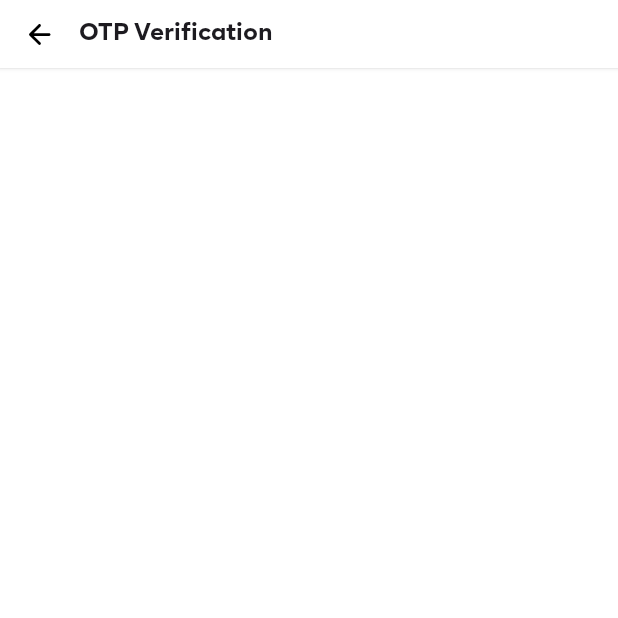
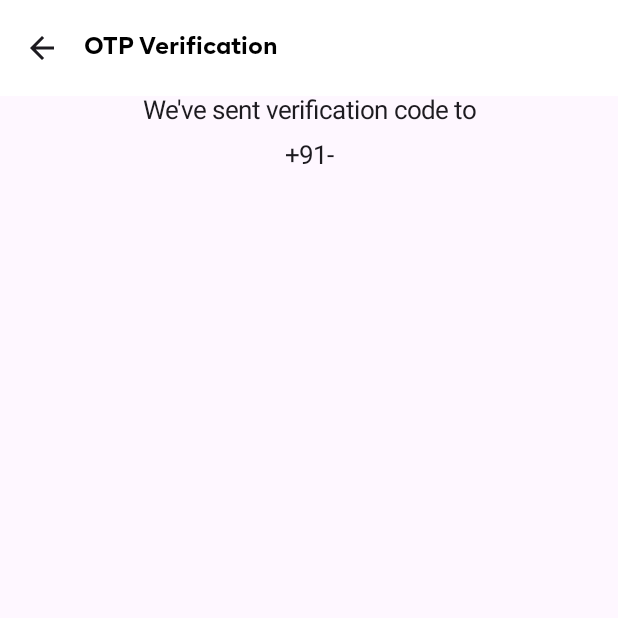
Before and after one commit to bypriyan/ToGo-Cart-Pro, an Android app built with Jetpack Compose: the LoginActivity screen opened directly, with no data from a screen before it, after a tap on "Send OTP", on a phone screen of 412 x 824 dp, the top half of it. Run offline under Robolectric (Android 15) with nearby library versions, the phone set to English and light mode, and no system bars.

```diff
--- /dev/null
+++ b/app/src/main/java/com/bypriyan/togocartpro/jetpack/TopAppBar.kt
@@ -0,0 +1,63 @@
+package com.bypriyan.togocartpro.jetpack
+
+import android.content.Context
+import androidx.compose.foundation.layout.Column
+import androidx.compose.foundation.layout.Spacer
+import androidx.compose.foundation.layout.height
+import androidx.compose.material.icons.Icons
+import androidx.compose.material.icons.automirrored.filled.ArrowBack
+import androidx.compose.material3.ExperimentalMaterial3Api
+import androidx.compose.material3.Icon
+import androidx.compose.material3.IconButton
+import androidx.compose.material3.Scaffold
+import androidx.compose.material3.SmallTopAppBar
+import androidx.compose.material3.Text
+import androidx.compose.material3.TopAppBarDefaults
+import androidx.compose.material3.rememberTopAppBarState
+import androidx.compose.runtime.Composable
+import androidx.compose.ui.Alignment
+import androidx.compose.ui.Modifier
+import androidx.compose.ui.res.colorResource
+import androidx.compose.ui.text.font.Font
+import androidx.compose.ui.text.font.FontFamily
+import androidx.compose.ui.text.style.TextOverflow
+import androidx.compose.ui.unit.dp
+import androidx.compose.ui.unit.sp
+import com.bypriyan.togocartpro.R
+
+@OptIn(ExperimentalMaterial3Api::class)
+@Composable
+fun topAppBar(title: String, onBackpressedListner:()->Unit) {
+    Scaffold(
+        topBar = {
+            SmallTopAppBar(
+                colors = TopAppBarDefaults.topAppBarColors(
+                    containerColor = colorResource(id = R.color.white),
+                    titleContentColor = colorResource(id = R.color.black),
+                ),
+                title = {
+                    Text(
+                        title,
+                        maxLines = 1,
+                        overflow = TextOverflow.Ellipsis,
+                        fontSize = 16.sp,
+                        fontFamily = FontFamily(
+                            Font(R.font.bold),
+                        )
+                    )
+                },
+                navigationIcon = {
+                    IconButton(onClick =
+                       onBackpressedListner
+                    ) {
+                        Icon(
+                            imageVector = Icons.AutoMirrored.Filled.ArrowBack,
+                            contentDescription = "Localized description"
+                        )
+                    }
+                }
+            )
+        },
+    ) { innerPadding ->null
+    }
+}
--- a/app/src/main/java/com/bypriyan/togocartpro/register/LoginActivity.kt
+++ b/app/src/main/java/com/bypriyan/togocartpro/register/LoginActivity.kt
@@ -137,7 +137,7 @@ fun showLoginScreen(){
 
         var phoneNumber by remember{ mutableStateOf("") }
         OutlinedTextField(value = phoneNumber, onValueChange = {
-            text->if(text.length<=10){
+                text->if(text.length<=10){
             phoneNumber=text
         }},
             modifier = Modifier
@@ -192,6 +192,7 @@ fun showLoginScreen(){
 
         Button(
             onClick = {var intent = Intent(context, OTPActivity::class.java)
+                        intent.putExtra("phoneNumber",phoneNumber)
                       context.startActivity(intent)},
             modifier = Modifier
                 .fillMaxWidth()
--- a/app/src/main/java/com/bypriyan/togocartpro/register/OTPActivity.kt
+++ b/app/src/main/java/com/bypriyan/togocartpro/register/OTPActivity.kt
@@ -3,35 +3,20 @@ package com.bypriyan.togocartpro.register
 import android.os.Bundle
 import androidx.activity.ComponentActivity
 import androidx.activity.compose.setContent
-import androidx.compose.foundation.Image
-import androidx.compose.foundation.background
-import androidx.compose.foundation.clickable
 import androidx.compose.foundation.layout.Column
-import androidx.compose.foundation.layout.Row
-import androidx.compose.foundation.layout.fillMaxHeight
+import androidx.compose.foundation.layout.Spacer
 import androidx.compose.foundation.layout.fillMaxSize
-import androidx.compose.foundation.layout.fillMaxWidth
 import androidx.compose.foundation.layout.height
-import androidx.compose.foundation.layout.heightIn
-import androidx.compose.foundation.layout.padding
-import androidx.compose.foundation.layout.width
 import androidx.compose.material3.MaterialTheme
 import androidx.compose.material3.Surface
 import androidx.compose.material3.Text
-import androidx.compose.material3.TopAppBar
 import androidx.compose.runtime.Composable
 import androidx.compose.ui.Alignment
 import androidx.compose.ui.Modifier
-import androidx.compose.ui.draw.shadow
-import androidx.compose.ui.graphics.Color
-import androidx.compose.ui.res.colorResource
-import androidx.compose.ui.res.painterResource
-import androidx.compose.ui.text.font.Font
-import androidx.compose.ui.text.font.FontFamily
-import androidx.compose.ui.tooling.preview.Preview
+import androidx.compose.ui.text.style.LineHeightStyle
 import androidx.compose.ui.unit.dp
 import androidx.compose.ui.unit.sp
-import com.bypriyan.togocartpro.R
+import com.bypriyan.togocartpro.jetpack.topAppBar
 
 class OTPActivity : ComponentActivity() {
     override fun onCreate(savedInstanceState: Bundle?) {
@@ -42,60 +27,34 @@ class OTPActivity : ComponentActivity() {
                     modifier = Modifier.fillMaxSize(),
                     color = MaterialTheme.colorScheme.background
                 ) {
-                    showOTPScreen({ finish() })
-                }
+                    val data= intent.getStringExtra("phoneNumber")
+                    if (data != null) {
+                        otpLayout({ finish() },data)
                     }
                 }
         }
 
+    }
+
+}
 @Composable
-fun showOTPScreen(onBackpressedListner:()->Unit){
+fun otpLayout(onBackPressedListener:()->Unit, data:String){
 
+    topAppBar(title = "OTP Verification", onBackPressedListener)
 
-
-    Column(modifier = Modifier
-        .fillMaxWidth()
-        .fillMaxHeight()
-        .background(color = colorResource(id = R.color.white))) {
-
-
-
-        Surface(modifier = Modifier
-            .fillMaxWidth()
-            .height(45.dp),
-            shadowElevation = 2.dp,
-            color = colorResource(id = R.color.white)
-        ) {
-            Row(
-                modifier = Modifier
-                    .fillMaxWidth()
-                    .height(45.dp)
-            ) {
-                Image(
-                    painter = painterResource(id = R.drawable.ic_back),
-                    contentDescription = null,
-                    modifier = Modifier
-                        .width(37.dp)
-                        .height(27.dp)
-                        .align(Alignment.CenterVertically)
-                        .padding(15.dp, 0.dp, 0.dp, 0.dp)
-                        .clickable {
-                            onBackpressedListner()
-                        }
+    Column {
+        Spacer(modifier = Modifier.height(63.dp))
+        Text(
+            text = "We've sent verification code to",
+            fontSize = 17.sp,
+            modifier = Modifier.align(Alignment.CenterHorizontally)
         )
 
+        Spacer(modifier = Modifier.height(10.dp))
         Text(
-                    text = "OTP Verification",
-                    modifier = Modifier
-                        .padding(15.dp, 0.dp, 0.dp, 0.dp)
-                        .align(Alignment.CenterVertically),
-                    fontSize = 16.sp,
-                    fontFamily = FontFamily(Font(R.font.bold))
+            text = "+91-"+data,
+            fontSize = 17.sp,
+            modifier = Modifier.align(Alignment.CenterHorizontally)
         )
     }
 }
-
-
-    }
-
-}
```
Lines whose indentation alone changed are shown as unchanged.
